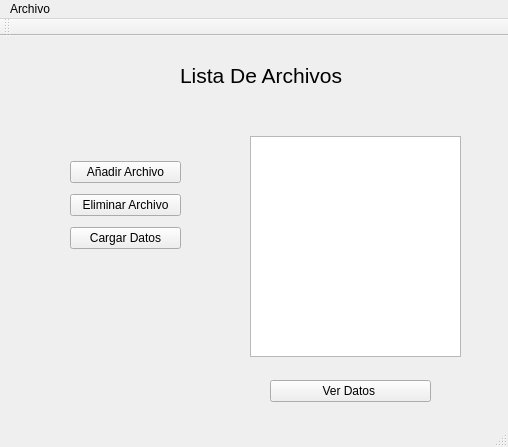
Above: Interfaz/UI/InicioSubirDatos.ui from Dumaru/ExcelReports before the change. Below: the same form after it.
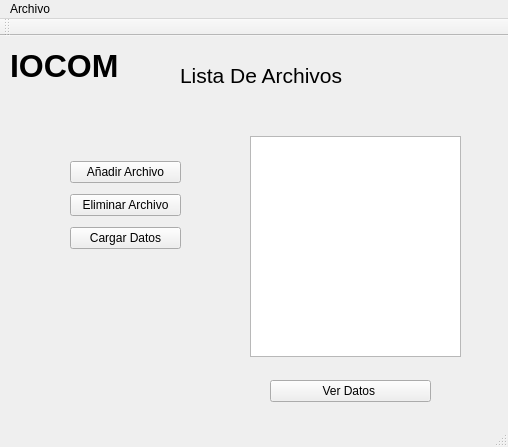
That is the form after the change.

Commit message:
Actualización Interfaz
Nombres Nuevos para los objetos de las
interfaces de Vista Filtros

```diff
--- a/Interfaz/UI/InicioSubirDatos.ui
+++ b/Interfaz/UI/InicioSubirDatos.ui
@@ -110,6 +110,19 @@
      </item>
     </layout>
    </widget>
+   <widget class="QLabel" name="Titulo">
+    <property name="geometry">
+     <rect>
+      <x>10</x>
+      <y>10</y>
+      <width>141</width>
+      <height>41</height>
+     </rect>
+    </property>
+    <property name="text">
+     <string>&lt;html&gt;&lt;head/&gt;&lt;body&gt;&lt;p&gt;&lt;span style=&quot; font-size:24pt; font-weight:600;&quot;&gt;IOCOM &lt;/span&gt;&lt;/p&gt;&lt;/body&gt;&lt;/html&gt;</string>
+    </property>
+   </widget>
   </widget>
   <widget class="QMenuBar" name="menubar">
    <property name="geometry">
```
The commit also changes 3 other files.
